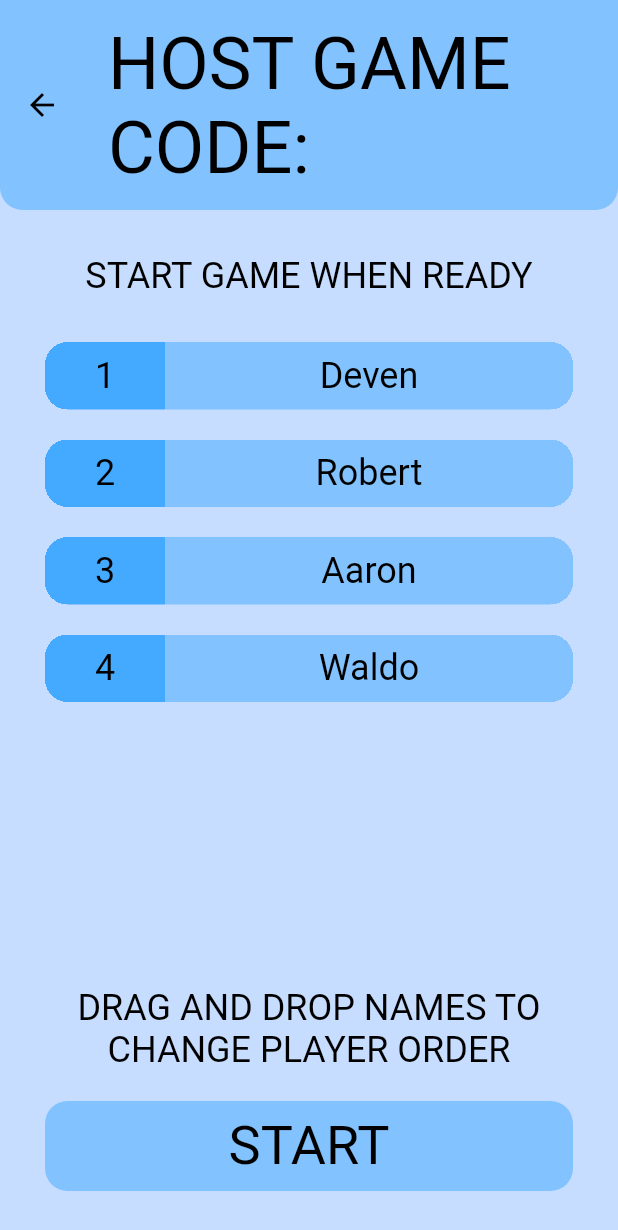
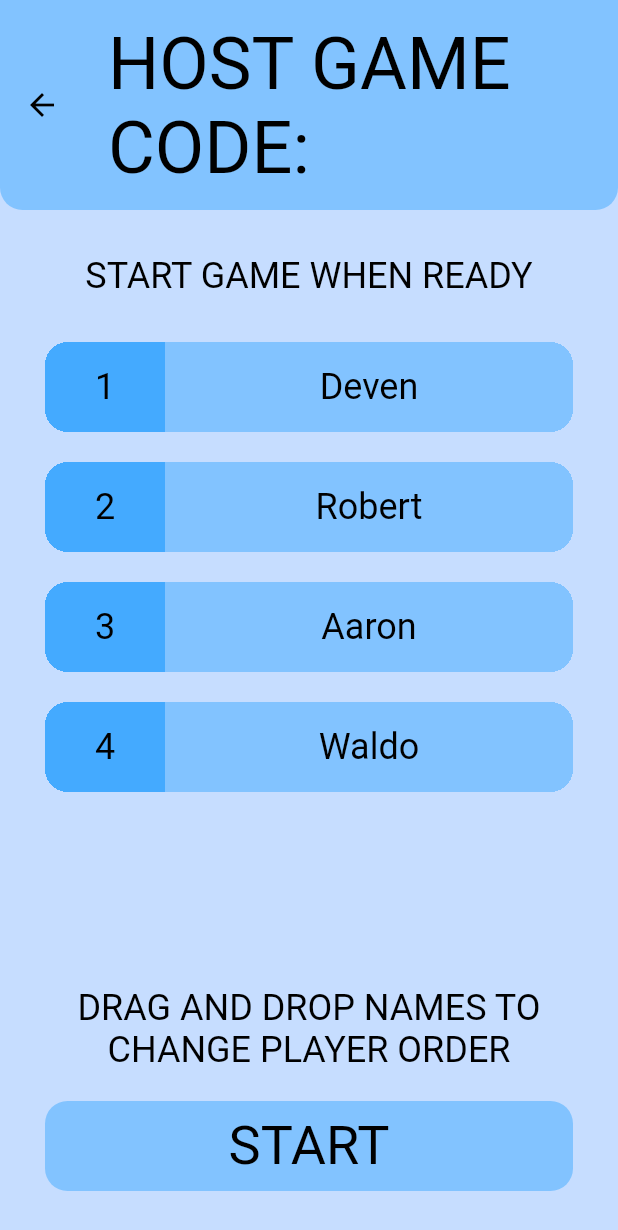
Before and after one commit to Quiggleson/4Chess, a Flutter app: the HostLobby screen opened directly with empty values, on a phone screen of 412 x 824 dp. Shown: the top 1230 px of the screen. Run offline on Flutter 3.47's test engine with Material 2 defaults, Android fonts, the phone set to English and light mode, and no system bars; our stand-ins replace google_fonts, material_design_icons_flutter; missing offline and left inert: dart_ipify, network_info_plus; Roboto replaces fonts that are missing (Abel).

Commit message:
frontend changes for apple

```diff
--- a/lib/screens/hostsetup.dart
+++ b/lib/screens/hostsetup.dart
@@ -39,7 +39,7 @@ class HostSetupState extends State<HostSetup> {
         body: Padding(
             padding: const EdgeInsets.all(30),
             child:
-                Column(mainAxisAlignment: MainAxisAlignment.start, children: [
+                Column(mainAxisAlignment: MainAxisAlignment.center, children: [
               const Text(
                   "PICK A NAME AND TIME CONTROL, THEN CONFIRM TO GENERATE A GAME CODE",
                   style: TextStyle(fontSize: 24),
--- a/lib/widgets/fc_numbereditem.dart
+++ b/lib/widgets/fc_numbereditem.dart
@@ -9,7 +9,7 @@ class FCNumberedItem extends StatelessWidget {
       required this.number,
       this.numberTextStyle,
       this.contentTextStyle,
-      this.height = 45,
+      this.height = 60,
       this.numberWidth = 80,
       this.numberBackColor = FCColors.accentBlue,
       this.numberColor,
--- a/lib/widgets/fc_otherplayertimer.dart
+++ b/lib/widgets/fc_otherplayertimer.dart
@@ -34,7 +34,7 @@ class OtherPlayerTimerState extends State<OtherPlayerTimer> {
         flex: 1,
         child: Container(
             clipBehavior: Clip.hardEdge,
-            height: 140,
+            height: 140 + MediaQuery.of(context).viewPadding.top,
             decoration: BoxDecoration(
                 color: FCColors.fromPlayerStatus[widget.status],
                 borderRadius: const BorderRadius.only(
```
Also changed, not shown: lib/screens/game.dart (+3 -4 lines), lib/screens/joinsetup.dart (+3 -8 lines), 3 other files.
